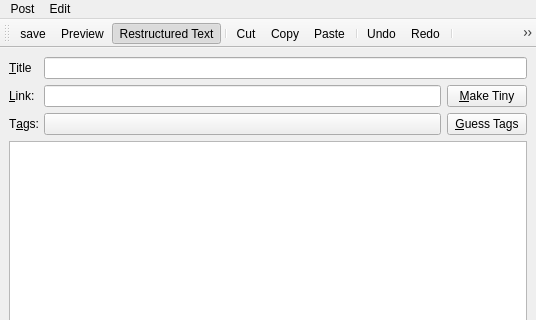
This is BartleBlog/ui/rsteditor.ui in ralsina/ra-blog as Qt 5 draws it before an edit; both pictures show x 0 to 536 and y 0 to 320 of the 536 by 493 pixel window. The edited form follows.
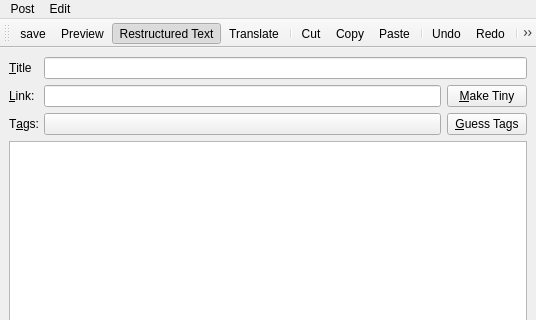
This is the edited form. Icons and pictures are not drawn.

Patch:
```diff
--- a/BartleBlog/ui/rsteditor.ui
+++ b/BartleBlog/ui/rsteditor.ui
@@ -246,6 +246,7 @@
    <addaction name="actionSave" />
    <addaction name="actionPreview" />
    <addaction name="actionRST" />
+   <addaction name="actionTranslate" />
    <addaction name="separator" />
    <addaction name="actionCut" />
    <addaction name="actionCopy" />
@@ -385,6 +386,14 @@
     <string>FindNext</string>
    </property>
   </action>
+  <action name="actionTranslate" >
+   <property name="icon" >
+    <iconset resource="../../resources/icons.qrc" >:/icons/icons/translate.svg</iconset>
+   </property>
+   <property name="text" >
+    <string>Translate</string>
+   </property>
+  </action>
  </widget>
  <tabstops>
   <tabstop>title</tabstop>
```
Left out of the diff: 3 changed lines with no effect on the pictures.
